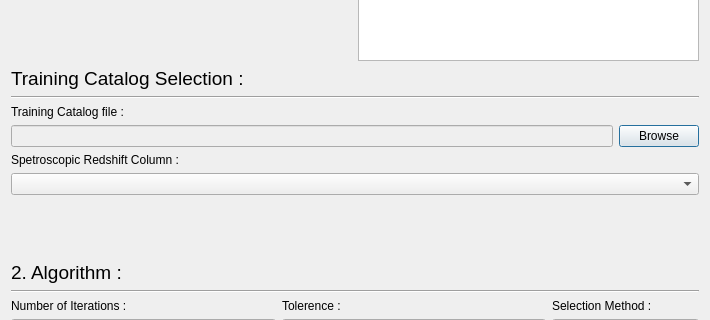
Old version of the form PhzQtUI/auxdir/PhzQtUI/DialogPhotometricCorrectionComputation.ui in the repository astrorama/Phosphoros; both pictures show x 0 to 710 and y 203 to 523 of the 710 by 785 pixel window.
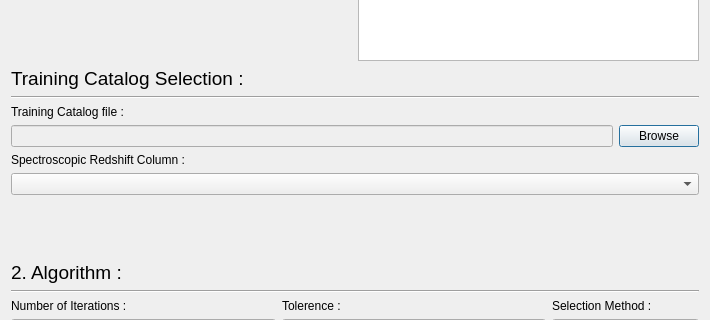
New version of the form.

```diff
--- a/PhzQtUI/auxdir/PhzQtUI/DialogPhotometricCorrectionComputation.ui
+++ b/PhzQtUI/auxdir/PhzQtUI/DialogPhotometricCorrectionComputation.ui
@@ -258,7 +258,7 @@
    <item>
     <widget class="QLabel" name="label_7">
      <property name="text">
-      <string>Spetroscopic Redshift Column :</string>
+      <string>Spectroscopic Redshift Column :</string>
      </property>
     </widget>
    </item>
```
